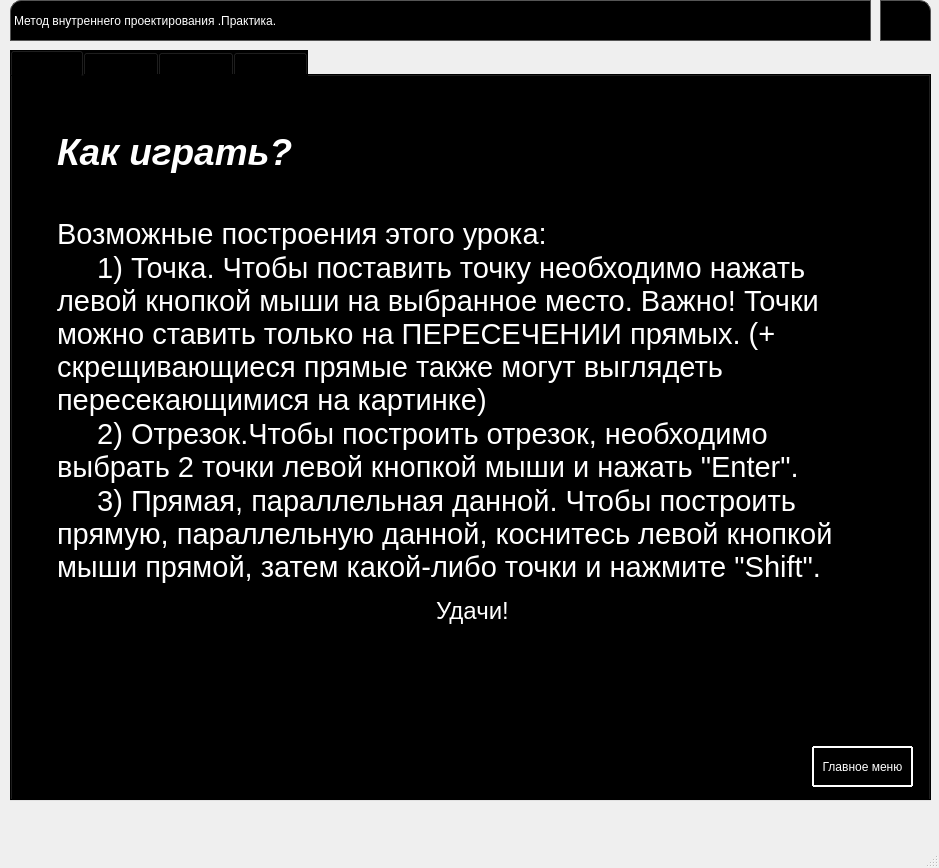
Old version of the form form2_p.ui in the repository leriia-meow/geometry.
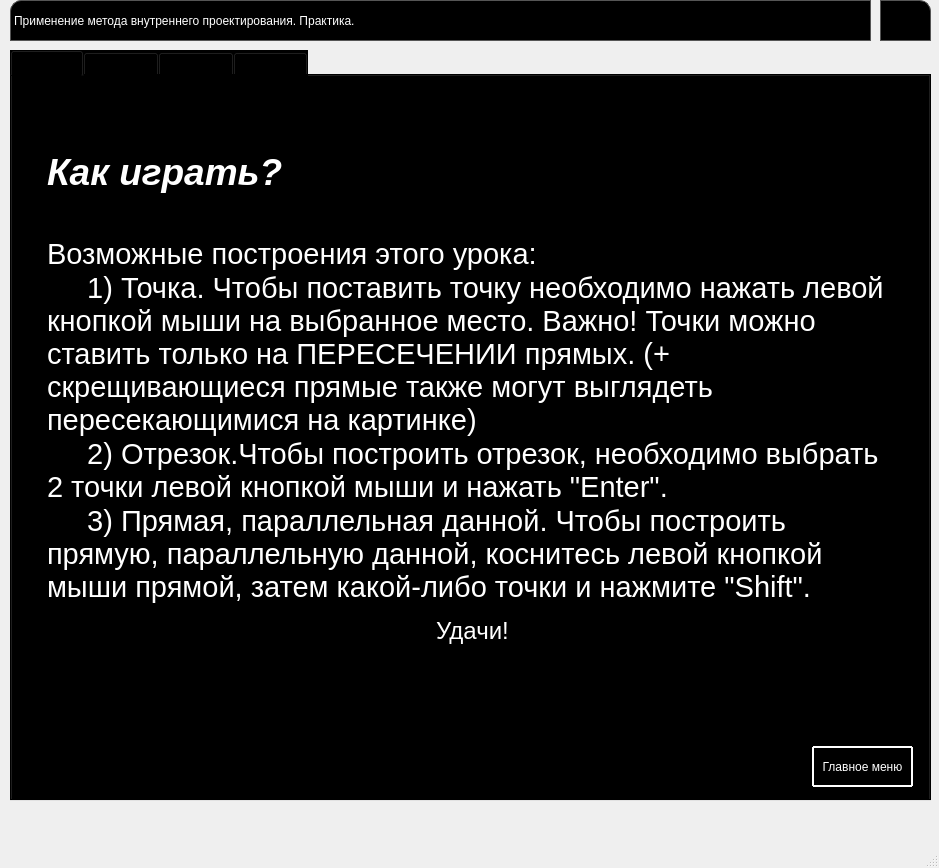
New version of the form. Icons and pictures are not drawn.

The edit to the form file:
```diff
--- a/form2_p.ui
+++ b/form2_p.ui
@@ -64,18 +64,18 @@
     </property>
     <property name="styleSheet">
      <string notr="true">QLabel{
-	font: 75 italic 22pt &quot;MS Sans Serif&quot;;
 color: white;
 border: 1px solid #555;
 border-top-left-radius: 11px;
 background: black;
 font-weight: 3;
 text-transform: capitalize;
-font-size: 25;
+font-size: 22;
+font: 75 italic 19pt &quot;MS Sans Serif&quot;;
 }</string>
     </property>
     <property name="text">
-     <string>Метод внутреннего проектирования .Практика.</string>
+     <string>Применение метода внутреннего проектирования. Практика.</string>
     </property>
    </widget>
    <widget class="QTabWidget" name="tabWidget">
@@ -98,31 +98,6 @@
      <attribute name="title">
       <string>Правила</string>
      </attribute>
-     <widget class="QTextBrowser" name="textBrowser">
-      <property name="geometry">
-       <rect>
-        <x>40</x>
-        <y>50</y>
-        <width>841</width>
-        <height>541</height>
-       </rect>
-      </property>
-      <property name="html">
-       <string>&lt;!DOCTYPE HTML PUBLIC &quot;-//W3C//DTD HTML 4.0//EN&quot; &quot;http://www.w3.org/TR/REC-html40/strict.dtd&quot;&gt;
-&lt;html&gt;&lt;head&gt;&lt;meta name=&quot;qrichtext&quot; content=&quot;1&quot; /&gt;&lt;style type=&quot;text/css&quot;&gt;
-p, li { white-space: pre-wrap; }
-&lt;/style&gt;&lt;/head&gt;&lt;body style=&quot; font-family:'MS Shell Dlg 2'; font-size:8.25pt; font-weight:400; font-style:normal;&quot;&gt;
-&lt;p style=&quot; margin-top:0px; margin-bottom:0px; margin-left:0px; margin-right:0px; -qt-block-indent:0; text-indent:0px;&quot;&gt;&lt;span style=&quot; font-size:28pt; font-weight:600; font-style:italic; color:#ffffff;&quot;&gt;Как играть?&lt;/span&gt;&lt;/p&gt;
-&lt;p style=&quot;-qt-paragraph-type:empty; margin-top:0px; margin-bottom:0px; margin-left:0px; margin-right:0px; -qt-block-indent:0; text-indent:0px; font-size:28pt; font-weight:600; font-style:italic; color:#ffffff;&quot;&gt;&lt;br /&gt;&lt;/p&gt;
-&lt;p style=&quot; margin-top:0px; margin-bottom:0px; margin-left:0px; margin-right:0px; -qt-block-indent:0; text-indent:0px;&quot;&gt;&lt;span style=&quot; font-size:22pt; color:#ffffff;&quot;&gt;Возможные построения этого урока:&lt;/span&gt;&lt;/p&gt;
-&lt;p style=&quot; margin-top:0px; margin-bottom:0px; margin-left:0px; margin-right:0px; -qt-block-indent:0; text-indent:0px;&quot;&gt;&lt;span style=&quot; font-size:22pt; color:#ffffff;&quot;&gt;     1) Точка. Чтобы поставить точку необходимо нажать левой кнопкой мыши на выбранное место. Важно! Точки можно ставить только на ПЕРЕСЕЧЕНИИ прямых. (+ скрещивающиеся прямые также могут выглядеть пересекающимися на картинке)&lt;/span&gt;&lt;/p&gt;
-&lt;p style=&quot; margin-top:0px; margin-bottom:0px; margin-left:0px; margin-right:0px; -qt-block-indent:0; text-indent:0px;&quot;&gt;&lt;span style=&quot; font-size:22pt; color:#ffffff;&quot;&gt;     2) Отрезок.Чтобы построить отрезок, необходимо выбрать 2 точки левой кнопкой мыши и нажать &amp;quot;Enter&amp;quot;.&lt;/span&gt;&lt;/p&gt;
-&lt;p style=&quot; margin-top:0px; margin-bottom:0px; margin-left:0px; margin-right:0px; -qt-block-indent:0; text-indent:0px;&quot;&gt;&lt;span style=&quot; font-size:22pt; color:#ffffff;&quot;&gt;     3) Прямая, параллельная данной. Чтобы построить прямую, параллельную данной, коснитесь левой кнопкой мыши прямой, затем какой-либо точки и нажмите &amp;quot;Shift&amp;quot;.&lt;/span&gt;&lt;/p&gt;
-&lt;p align=&quot;center&quot; style=&quot;-qt-paragraph-type:empty; margin-top:0px; margin-bottom:0px; margin-left:0px; margin-right:0px; -qt-block-indent:0; text-indent:0px; color:#ffffff;&quot;&gt;&lt;br /&gt;&lt;/p&gt;
-&lt;p align=&quot;center&quot; style=&quot; margin-top:0px; margin-bottom:0px; margin-left:0px; margin-right:0px; -qt-block-indent:0; text-indent:0px;&quot;&gt;&lt;span style=&quot; font-size:18pt; color:#ffffff;&quot;&gt;Удачи!&lt;/span&gt;&lt;/p&gt;
-&lt;p style=&quot;-qt-paragraph-type:empty; margin-top:0px; margin-bottom:0px; margin-left:0px; margin-right:0px; -qt-block-indent:0; text-indent:0px; color:#ffffff;&quot;&gt;&lt;br /&gt;&lt;/p&gt;&lt;/body&gt;&lt;/html&gt;</string>
-      </property>
-     </widget>
      <widget class="QPushButton" name="tomain">
       <property name="geometry">
        <rect>
@@ -150,6 +125,45 @@
        <string>Главное меню</string>
       </property>
      </widget>
+     <widget class="QTextBrowser" name="textBrowser_3">
+      <property name="geometry">
+       <rect>
+        <x>30</x>
+        <y>70</y>
+        <width>861</width>
+        <height>601</height>
+       </rect>
+      </property>
+      <property name="styleSheet">
+       <string notr="true">QTextBrowser{
+color: white;
+border: 1px solid black;
+border-top-left-radius: 11px;
+background: black;
+font-weight: 3;
+text-transform: capitalize;
+font-size: 25;
+color: white;
+}</string>
+      </property>
+      <property name="html">
+       <string>&lt;!DOCTYPE HTML PUBLIC &quot;-//W3C//DTD HTML 4.0//EN&quot; &quot;http://www.w3.org/TR/REC-html40/strict.dtd&quot;&gt;
+&lt;html&gt;&lt;head&gt;&lt;meta name=&quot;qrichtext&quot; content=&quot;1&quot; /&gt;&lt;style type=&quot;text/css&quot;&gt;
+p, li { white-space: pre-wrap; }
+&lt;/style&gt;&lt;/head&gt;&lt;body style=&quot; font-family:'MS Shell Dlg 2'; font-size:8.25pt; font-weight:0; font-style:normal;&quot;&gt;
+&lt;p style=&quot; margin-top:0px; margin-bottom:0px; margin-left:0px; margin-right:0px; -qt-block-indent:0; text-indent:0px;&quot;&gt;&lt;span style=&quot; font-size:28pt; font-weight:600; font-style:italic; color:#ffffff;&quot;&gt;Как играть?&lt;/span&gt;&lt;/p&gt;
+&lt;p style=&quot;-qt-paragraph-type:empty; margin-top:0px; margin-bottom:0px; margin-left:0px; margin-right:0px; -qt-block-indent:0; text-indent:0px; font-size:28pt; font-weight:600; font-style:italic; color:#ffffff;&quot;&gt;&lt;br /&gt;&lt;/p&gt;
+&lt;p style=&quot; margin-top:0px; margin-bottom:0px; margin-left:0px; margin-right:0px; -qt-block-indent:0; text-indent:0px;&quot;&gt;&lt;span style=&quot; font-size:22pt; color:#ffffff;&quot;&gt;Возможные построения этого урока:&lt;/span&gt;&lt;/p&gt;
+&lt;p style=&quot; margin-top:0px; margin-bottom:0px; margin-left:0px; margin-right:0px; -qt-block-indent:0; text-indent:0px;&quot;&gt;&lt;span style=&quot; font-size:22pt; color:#ffffff;&quot;&gt;     1) Точка. Чтобы поставить точку необходимо нажать левой кнопкой мыши на выбранное место. Важно! Точки можно ставить только на ПЕРЕСЕЧЕНИИ прямых. (+ скрещивающиеся прямые также могут выглядеть пересекающимися на картинке)&lt;/span&gt;&lt;/p&gt;
+&lt;p style=&quot; margin-top:0px; margin-bottom:0px; margin-left:0px; margin-right:0px; -qt-block-indent:0; text-indent:0px;&quot;&gt;&lt;span style=&quot; font-size:22pt; color:#ffffff;&quot;&gt;     2) Отрезок.Чтобы построить отрезок, необходимо выбрать 2 точки левой кнопкой мыши и нажать &amp;quot;Enter&amp;quot;.&lt;/span&gt;&lt;/p&gt;
+&lt;p style=&quot; margin-top:0px; margin-bottom:0px; margin-left:0px; margin-right:0px; -qt-block-indent:0; text-indent:0px;&quot;&gt;&lt;span style=&quot; font-size:22pt; color:#ffffff;&quot;&gt;     3) Прямая, параллельная данной. Чтобы построить прямую, параллельную данной, коснитесь левой кнопкой мыши прямой, затем какой-либо точки и нажмите &amp;quot;Shift&amp;quot;.&lt;/span&gt;&lt;/p&gt;
+&lt;p align=&quot;center&quot; style=&quot;-qt-paragraph-type:empty; margin-top:0px; margin-bottom:0px; margin-left:0px; margin-right:0px; -qt-block-indent:0; text-indent:0px; color:#ffffff;&quot;&gt;&lt;br /&gt;&lt;/p&gt;
+&lt;p align=&quot;center&quot; style=&quot; margin-top:0px; margin-bottom:0px; margin-left:0px; margin-right:0px; -qt-block-indent:0; text-indent:0px;&quot;&gt;&lt;span style=&quot; font-size:18pt; color:#ffffff;&quot;&gt;Удачи!&lt;/span&gt;&lt;/p&gt;
+&lt;p style=&quot;-qt-paragraph-type:empty; margin-top:0px; margin-bottom:0px; margin-left:0px; margin-right:0px; -qt-block-indent:0; text-indent:0px; color:#ffffff;&quot;&gt;&lt;br /&gt;&lt;/p&gt;&lt;/body&gt;&lt;/html&gt;</string>
+      </property>
+     </widget>
+     <zorder>textBrowser_3</zorder>
+     <zorder>tomain</zorder>
     </widget>
     <widget class="QWidget" name="ex1">
      <attribute name="title">
```
